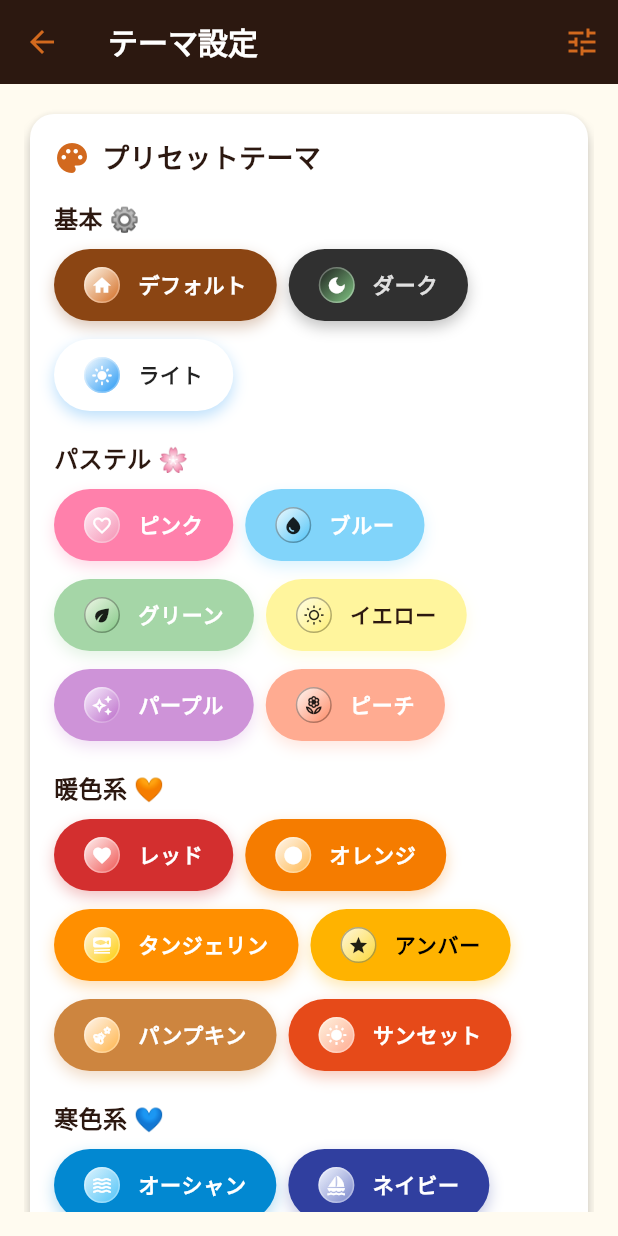
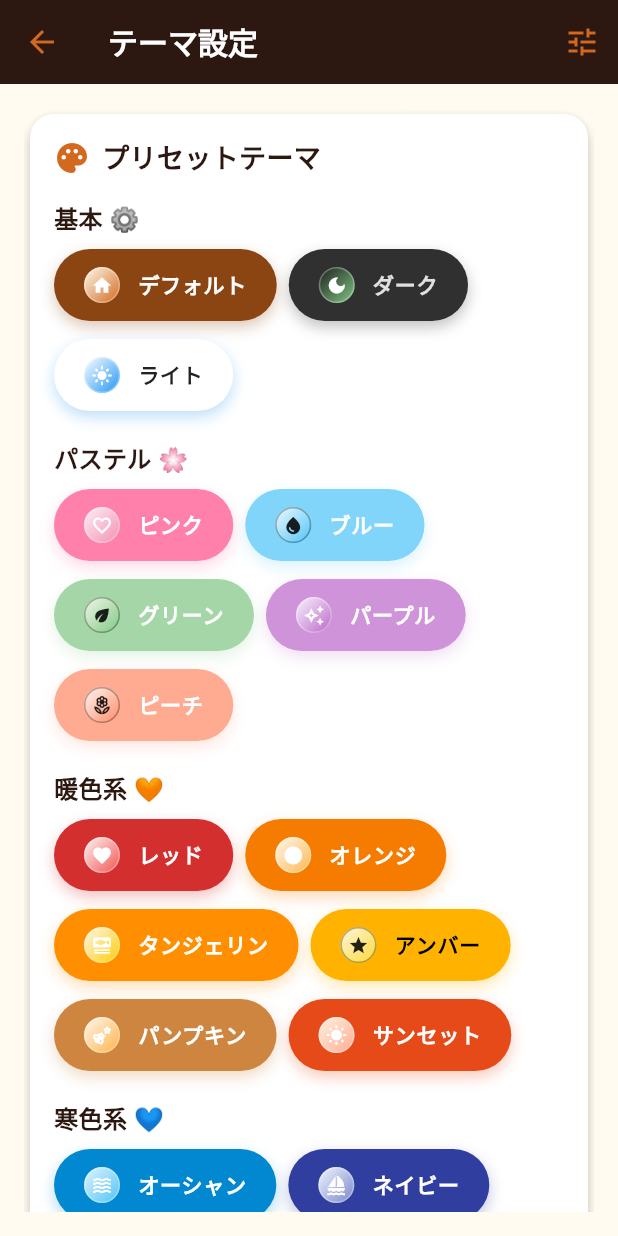
Before and after one commit to IKcoding-jp/Roast-Plus, a Flutter app: the ThemeSettingsPage screen opened directly, on a phone screen of 412 x 824 dp. Run offline on Flutter 3.47's test engine with Material 3 defaults, Android fonts, the phone set to English and light mode, and no system bars; our stand-ins replace audioplayers, cloud_firestore, firebase_auth, firebase_core, firebase_storage, fl_chart and 7 more; missing offline and left inert: dart:html; accounts and stored records are empty; Roboto replaces fonts that are missing (Noto Sans JP).

Commit message:
イエローテーマを削除。

```diff
--- a/lib/models/theme_settings.dart
+++ b/lib/models/theme_settings.dart
@@ -967,31 +967,6 @@ class ThemeSettings extends ChangeNotifier {
       'todoColor': Color(0xFF81C784), // タスク機能のアクセント色
       'tastingColor': Color(0xFFD84315), // テイスティング機能のアクセント色
     },
-    'イエロー': {
-      'appBarColor': Color(0xFFFFF9C4), // 優しいイエロー
-      'backgroundColor': Color(0xFFFFFDE7), // 非常に薄いイエロー
-      'buttonColor': Color(0xFFFFF59D), // パステルイエロー
-      'cardBackgroundColor': Color(0xFFFFFFFF), // ←追加
-      'fontColor1': Color(0xFF2C1810), // 深いコーヒー色の文字
-      'fontColor2': Color(0xFF2C1810), // 明るいボタンなので黒文字
-      'timerCircleColor': Color(0xFFFFF59D),
-      'bottomNavigationColor': Color(0xFFFFF9C4),
-      'inputBackgroundColor': Color(0xFFFFFEF0),
-      'iconColor': Color(0xFFFFF176), // パステルイエロー
-      'memberBackgroundColor': Color(0xFFFFF8E1),
-      'appBarTextColor': Color(0xFF2C1810), // 明るい背景なので黒文字
-      'bottomNavigationTextColor': Color(0xFF2C1810), // 明るい背景なので黒文字
-      'dialogBackgroundColor': Color(0xFFFFFFFF),
-      'dialogTextColor': Color(0xFF2C1810), // 深いコーヒー色の文字
-      'inputTextColor': Color(0xFF2C1810), // 深いコーヒー色の文字
-      'borderColor': Color(0xFFFFF8E1), // 薄いイエローの境界線
-      'bottomNavigationSelectedColor': Color(0xFFFFF176),
-      'bottomNavigationUnselectedColor': Color(0xFF757575), // グレー（明るい背景に対して）
-      'settingsColor': Color(0xFFF57F17), // ダークイエロー
-      'calculatorColor': Color(0xFFFFF176), // 計算機機能のアクセント色
-      'todoColor': Color(0xFFFFF176), // タスク機能のアクセント色
-      'tastingColor': Color(0xFFD84315), // テイスティング機能のアクセント色
-    },
     'パープル': {
       'appBarColor': Color(0xFFE1BEE7), // 優しいパープル
       'backgroundColor': Color(0xFFFAF4FF), // 非常に薄いパープル
--- a/lib/pages/settings/theme_settings_page.dart
+++ b/lib/pages/settings/theme_settings_page.dart
@@ -162,7 +162,6 @@ class _ThemeSettingsPageState extends State<ThemeSettingsPage> {
               'ピンク',
               'ブルー',
               'グリーン',
-              'イエロー',
               'パープル',
               'ピーチ',
             ], Icons.brush),
@@ -499,8 +498,6 @@ class _PresetButton extends StatelessWidget {
         return Icons.water_drop;
       case 'グリーン':
         return Icons.eco;
-      case 'イエロー':
-        return Icons.wb_sunny_outlined;
       case 'パープル':
         return Icons.auto_awesome_outlined;
       case 'ピーチ':
```
